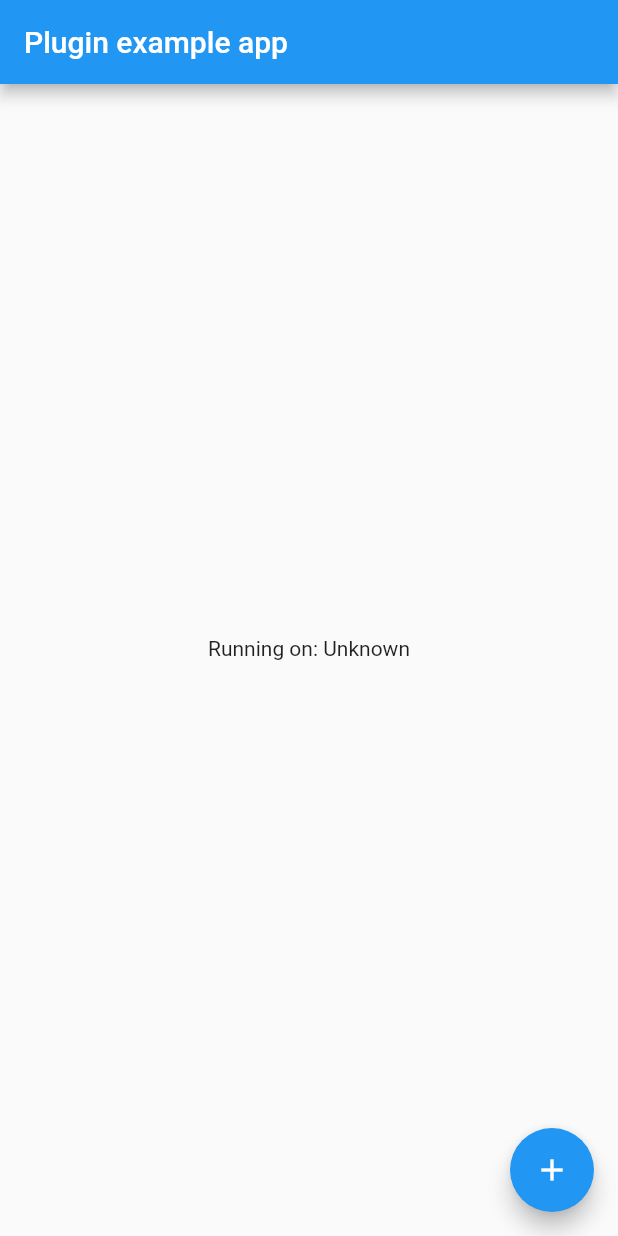
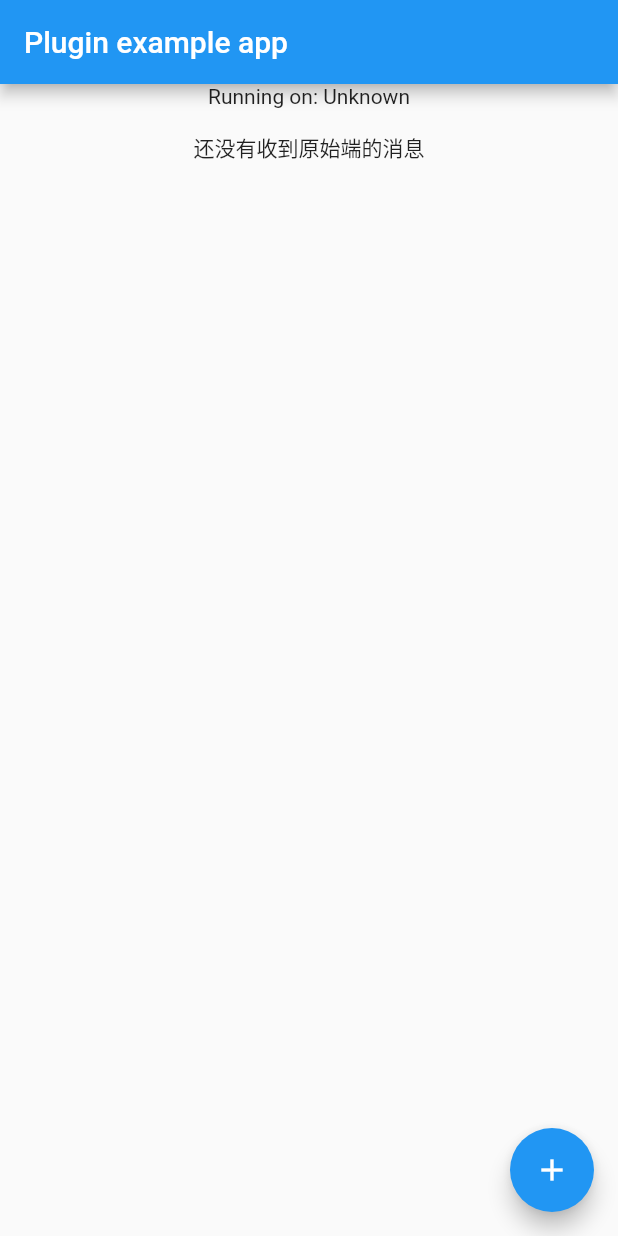
Before and after one commit to liusilong/flutter_plugin_demo, a Flutter app: the screen it shows after launch, after a tap on the "add" icon, on a phone screen of 412 x 824 dp. Run offline on Flutter 3.47's test engine with Material 2 defaults, Android fonts, the phone set to English and light mode, and no system bars.

Commit message:
init commit

```diff
--- a/example/lib/main.dart
+++ b/example/lib/main.dart
@@ -41,18 +41,35 @@ class _MyAppState extends State<MyApp> {
   }
 
   @override
+  void dispose() {
+    super.dispose();
+    FlutterPluginDemo.dispose();
+  }
+
+  @override
   Widget build(BuildContext context) {
     return MaterialApp(
       home: Scaffold(
         appBar: AppBar(
           title: const Text('Plugin example app'),
         ),
-        body: Center(
-          child: Text('Running on: $_platformVersion\n'),
+        body: Column(
+          children: <Widget>[
+            Center(
+              child: Text('Running on: $_platformVersion\n'),
+            ),
+            StreamBuilder<String>(
+              initialData: '还没有收到原始端的消息',
+              stream: FlutterPluginDemo.streamController.stream,
+              builder: (context, snapshot){
+                return Text(snapshot.data);
+              },
+            )
+          ],
         ),
         floatingActionButton: FloatingActionButton(
           onPressed: () async {
-            await FlutterPluginDemo.showToast();
+            await FlutterPluginDemo.showToast(message: "测试调用方法的时候传递参数");
           },
           child: Icon(Icons.add),
         ),
--- a/lib/flutter_plugin_demo.dart
+++ b/lib/flutter_plugin_demo.dart
@@ -5,14 +5,35 @@ import 'package:flutter/services.dart';
 class FlutterPluginDemo {
   static const MethodChannel _channel =
       const MethodChannel('flutter_plugin_demo');
+  static const EventChannel _eventChannel =
+      EventChannel("flutter_plugin_event");
+
+  static StreamController<String> streamController = StreamController<String>.broadcast();
+
+
+  /// 问题是这里没有主动调用
+  FlutterPluginDemo() {
+    print('FLutter 构造方法');
+    _eventChannel.receiveBroadcastStream().listen((data) {
+      streamController.sink.add(data);
+    });
+  }
+
+  static dispose(){
+    streamController.close();
+  }
 
   static Future<String> get platformVersion async {
     final String version = await _channel.invokeMethod('getPlatformVersion');
     return version;
   }
 
-  static Future<void> showToast() async {
-    await _channel.invokeMethod("showToast");
+  /// [message] Toast 的内容
+  static Future<void> showToast({String message}) async {
+    Map<String, String> params = Map<String, String>();
+    params['name'] = 'Lili';
+    params['age'] = '20';
+    params['country'] = 'China';
+    await _channel.invokeMethod("showToast", params);
   }
-
 }
```
Also changed, not shown: example/pubspec.lock, pubspec.lock, res/values/strings_en.arb (added), 3 other files.
